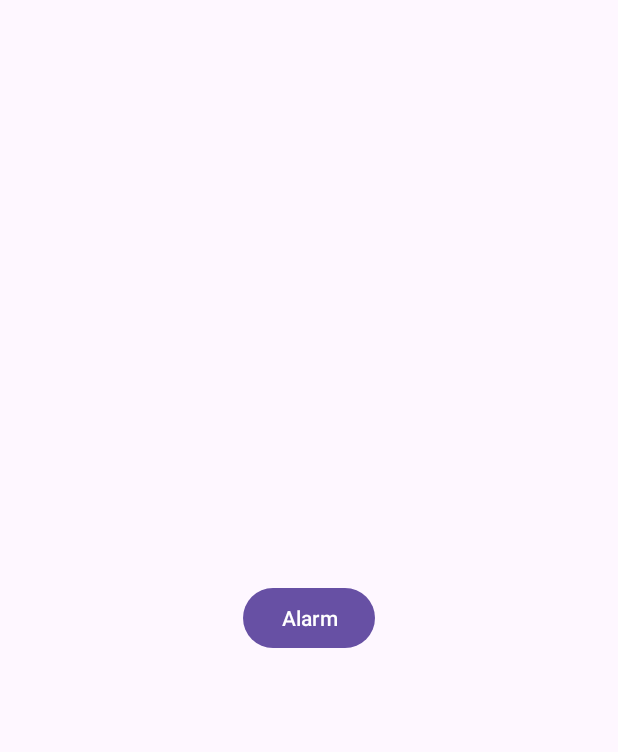
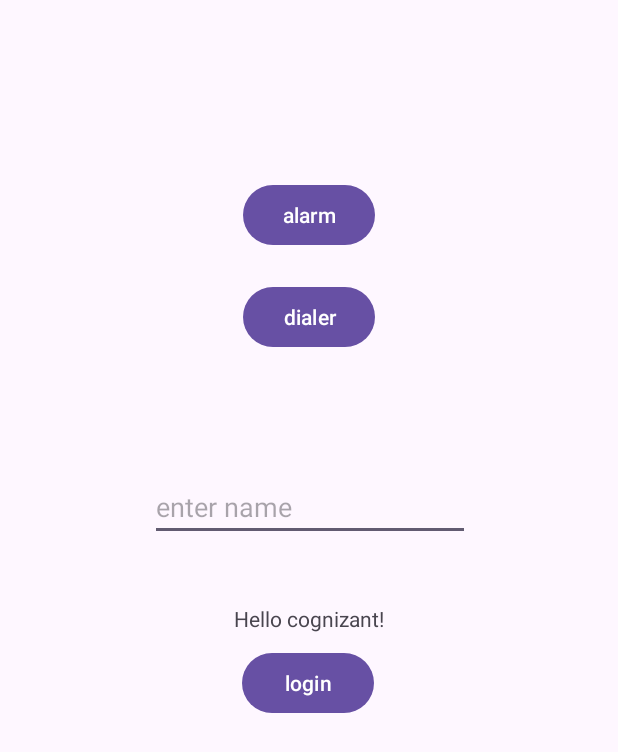
Before and after one commit to igoracad/Academy, an Android app: the screen it shows after launch (MainActivity), on a phone screen of 412 x 824 dp. Shown: the top 752 px of the screen. Run offline under Robolectric (Android 15) with nearby library versions, the phone set to English and light mode, and no system bars.

Commit message:
updating the code to final version

```diff
--- a/app/src/main/res/layout/activity_main.xml
+++ b/app/src/main/res/layout/activity_main.xml
@@ -7,15 +7,59 @@
     android:layout_height="match_parent"
     tools:context=".MainActivity">
 
-    <Button
-        android:id="@+id/btn"
+    <TextView
+        android:id="@+id/tvMain"
         android:layout_width="wrap_content"
         android:layout_height="wrap_content"
-        android:text="Alarm"
-        android:onClick="setAlarm"
+        android:text="Hello cognizant!"
+        app:layout_constraintBottom_toBottomOf="parent"
         app:layout_constraintEnd_toEndOf="parent"
         app:layout_constraintStart_toStartOf="parent"
-        app:layout_constraintBottom_toBottomOf="parent"
-        app:layout_constraintTop_toTopOf="parent"/>
+        app:layout_constraintTop_toTopOf="parent" />
+
+    <Button
+        android:id="@+id/btnLogin"
+        android:layout_width="wrap_content"
+        android:layout_height="wrap_content"
+        android:layout_marginStart="161dp"
+        android:layout_marginTop="9dp"
+        android:onClick="clickHandler"
+        android:text="login"
+        app:layout_constraintStart_toStartOf="parent"
+        app:layout_constraintTop_toBottomOf="@+id/tvMain" />
+
+    <EditText
+        android:id="@+id/etName"
+        android:layout_width="wrap_content"
+        android:layout_height="wrap_content"
+        android:layout_marginStart="100dp"
+        android:layout_marginBottom="42dp"
+        android:ems="10"
+        android:hint="enter name"
+        android:inputType="text"
+        app:layout_constraintBottom_toTopOf="@+id/tvMain"
+        app:layout_constraintStart_toStartOf="parent" />
+
+    <Button
+        android:id="@+id/btnDialer"
+        android:layout_width="wrap_content"
+        android:layout_height="wrap_content"
+        android:layout_marginBottom="80dp"
+        android:onClick="openDialer"
+        android:text="dialer"
+        app:layout_constraintBottom_toTopOf="@+id/etName"
+        app:layout_constraintEnd_toEndOf="parent"
+        app:layout_constraintStart_toStartOf="parent" />
+
+    <Button
+        android:id="@+id/btnAlarm"
+        android:layout_width="wrap_content"
+        android:layout_height="wrap_content"
+        android:layout_marginBottom="20dp"
+        android:onClick="setAlarm"
+        android:text="alarm"
+        app:layout_constraintBottom_toTopOf="@+id/btnDialer"
+        app:layout_constraintEnd_toEndOf="parent"
+        app:layout_constraintStart_toStartOf="parent" />
 
 </androidx.constraintlayout.widget.ConstraintLayout>
```
Also changed, not shown: app/src/main/java/com/example/academyday2/HomeActivity.kt (+12 -10 lines), app/src/main/java/com/example/academyday2/MainActivity.kt (+22 -0 lines), app/src/main/res/layout/activity_home.xml (+10 -0 lines).
